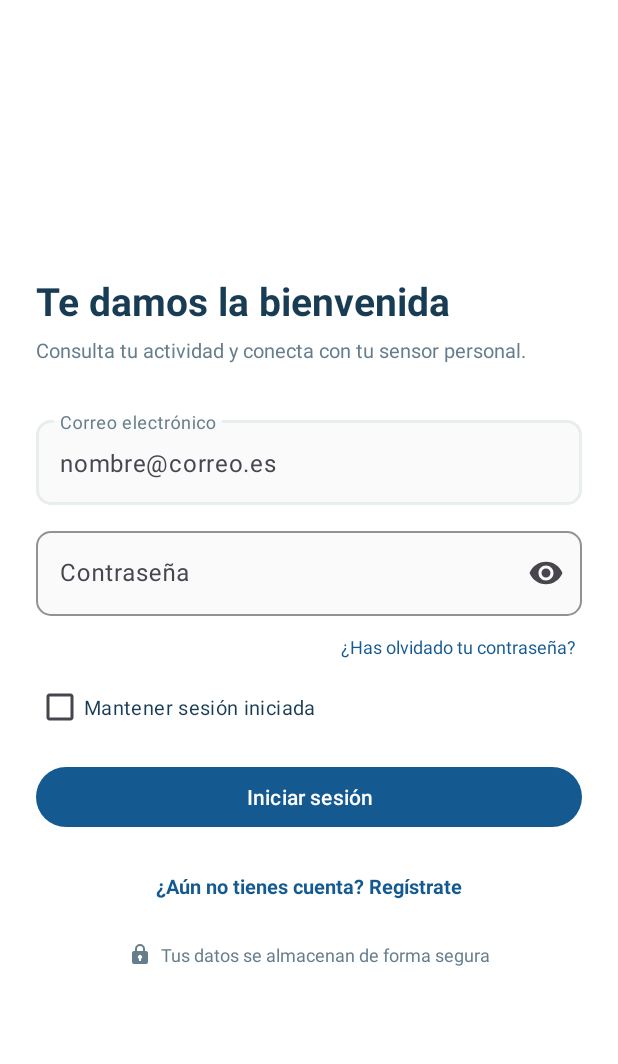
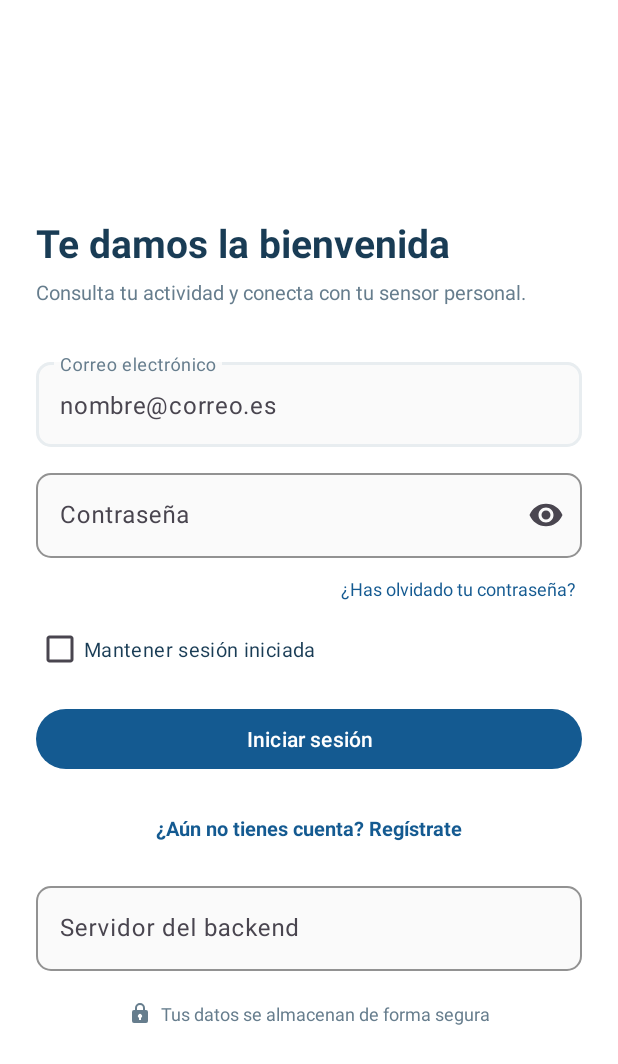
Before and after one commit to mari0807/Proyecto_De_Biometria_Grupo1_SHU, an Android app: the screen it shows after launch (LoginActivity), on a phone screen of 412 x 824 dp. Shown: the top 1064 px of the screen. Run offline under Robolectric (Android 15) with nearby library versions, the phone set to English and light mode, and no system bars.

Commit message:
login y registro app arreglado
La app no detectaba el servidor abierto, ahora sí, se puede inciar sesión y registrarse

```diff
--- a/android/app/build.gradle
+++ b/android/app/build.gradle
@@ -2,10 +2,12 @@ plugins {
     id 'com.android.application'
 }
 
-// URL base del backend (servidor/public/index.php).
-// Con el móvil físico en la misma WiFi se usa la IP local del PC.
-// Emulador: sustituir por http://10.0.2.2:8080
-def apiBase = "http://192.168.5.94:8080"
+// URL base por defecto del backend (servidor/public/index.php): vale para el
+// emulador con Apache en el puerto 80. Con un móvil físico cada uno escribe en
+// el campo "Servidor" del login la IP de SU PC (p. ej. http://192.168.0.200)
+// y la app la recuerda; no hace falta recompilar.
+// Con el servidor PHP integrado (php -S ...:8080) sería http://10.0.2.2:8080.
+def apiBase = "http://10.0.2.2"
 
 android {
     namespace 'com.grupo1.biometria'
--- a/android/app/src/main/java/com/grupo1/biometria/data/AuthRepositoryProvider.java
+++ b/android/app/src/main/java/com/grupo1/biometria/data/AuthRepositoryProvider.java
@@ -3,8 +3,6 @@ package com.grupo1.biometria.data;
 import android.content.Context;
 import android.os.Handler;
 import android.os.Looper;
-
-import com.grupo1.biometria.BuildConfig;
 
 import java.util.concurrent.ExecutorService;
 import java.util.concurrent.Executors;
@@ -17,6 +15,7 @@ import java.util.concurrent.Executors;
 public final class AuthRepositoryProvider {
 
     private static volatile AuthRepository instancia;
+    private static volatile String instanciaUrl;
 
     private AuthRepositoryProvider() {
     }
@@ -27,21 +26,24 @@ public final class AuthRepositoryProvider {
      * --------------------
      */
     public static AuthRepository obtener(Context contexto) {
-        if (instancia == null) {
+        // La URL base la decide el campo «Servidor» del login (UrlServidor):
+        // cada miembro del equipo apunta la app al backend de su propio PC
+        // sin recompilar. Si la URL cambia, se recrea el repositorio.
+        String urlBase = UrlServidor.url(contexto);
         synchronized (AuthRepositoryProvider.class) {
-                if (instancia == null) {
+            if (instancia == null || !urlBase.equals(instanciaUrl)) {
+                instanciaUrl = urlBase;
                 Context app = contexto.getApplicationContext();
                 Handler hiloPrincipal = new Handler(Looper.getMainLooper());
                 ExecutorService hiloRed = Executors.newSingleThreadExecutor();
 
                 instancia = new AuthRepositoryRemoto(
-                            new HttpClienteRest(BuildConfig.API_BASE),
+                        new HttpClienteRest(urlBase),
                         new SesionManager(new PreferenciasAlmacenSesion(app), System::currentTimeMillis),
                         hiloRed,
                         hiloPrincipal::post);
             }
         }
-        }
         return instancia;
     }
 }
--- /dev/null
+++ b/android/app/src/main/java/com/grupo1/biometria/data/UrlServidor.java
@@ -0,0 +1,57 @@
+package com.grupo1.biometria.data;
+
+import android.content.Context;
+import android.content.SharedPreferences;
+
+import com.grupo1.biometria.BuildConfig;
+
+/**
+ * URL base de la API, editable desde la pantalla de inicio de sesión.
+ *
+ * Cada miembro del equipo ejecuta el backend en su propio PC, así que la URL
+ * se guarda en SharedPreferences en lugar de fijarse solo al compilar: con el
+ * campo «Servidor» del login se apunta la app al backend de turno sin tener
+ * que recompilar la APK.
+ */
+public final class UrlServidor {
+
+    private static final String NOMBRE_FICHERO = "biometria_ajustes";
+    private static final String CLAVE_URL = "url_servidor";
+
+    private UrlServidor() {
+    }
+
+    /**
+     * --------------------
+     * --> url() --> base: Text
+     * --------------------
+     *
+     * Devuelve la URL guardada; si está vacía (nunca se ha escrito o se borró)
+     * cae en el valor por defecto del build (`BuildConfig.API_BASE`).
+     */
+    public static String url(Context contexto) {
+        SharedPreferences preferencias = contexto.getApplicationContext()
+                .getSharedPreferences(NOMBRE_FICHERO, Context.MODE_PRIVATE);
+        String guardada = preferencias.getString(CLAVE_URL, null);
+        if (guardada == null || guardada.trim().isEmpty()) {
+            return BuildConfig.API_BASE;
+        }
+        return guardada.trim();
+    }
+
+    /**
+     * --------------------
+     * base: Text --> guardar() -->
+     * --------------------
+     *
+     * Una cadena vacía hace volver al valor por defecto del build.
+     */
+    public static void guardar(Context contexto, String base) {
+        String limpia = base == null ? "" : base.trim();
+        contexto.getApplicationContext()
+                .getSharedPreferences(NOMBRE_FICHERO, Context.MODE_PRIVATE)
+                .edit()
+                .putString(CLAVE_URL, limpia)
+                .apply();
+    }
+}
--- a/android/app/src/main/java/com/grupo1/biometria/ui/LoginActivity.java
+++ b/android/app/src/main/java/com/grupo1/biometria/ui/LoginActivity.java
@@ -22,6 +22,7 @@ import com.grupo1.biometria.data.AuthRepository;
 import com.grupo1.biometria.data.AuthRepositoryProvider;
 import com.grupo1.biometria.data.EstadoAuth;
 import com.grupo1.biometria.data.RespuestaAuth;
+import com.grupo1.biometria.data.UrlServidor;
 import com.grupo1.biometria.util.Rol;
 import com.grupo1.biometria.util.Validador;
 
@@ -41,8 +42,10 @@ public class LoginActivity extends AppCompatActivity {
 
     private TextInputLayout inputEmail;
     private TextInputLayout inputPassword;
+    private TextInputLayout inputServidor;
     private TextInputEditText campoEmail;
     private TextInputEditText campoPassword;
+    private TextInputEditText campoServidor;
     private CheckBox checkMantenerSesion;
     private TextView textoError;
     private MaterialButton botonLogin;
@@ -70,10 +73,14 @@ public class LoginActivity extends AppCompatActivity {
 
         repositorio = AuthRepositoryProvider.obtener(this);
         vincularVistas();
+        campoServidor.setText(UrlServidor.url(this));
 
         botonLogin.setOnClickListener(v -> intentarInicioSesion());
-        findViewById(R.id.link_registro).setOnClickListener(v ->
-                lanzadorRegistro.launch(new Intent(this, RegisterActivity.class)));
+        findViewById(R.id.link_registro).setOnClickListener(v -> {
+            // El registro usa la misma URL de servidor: se guarda antes de navegar.
+            UrlServidor.guardar(this, texto(campoServidor));
+            lanzadorRegistro.launch(new Intent(this, RegisterActivity.class));
+        });
         findViewById(R.id.link_olvidar).setOnClickListener(v -> mostrarRecuperacion());
 
         // Sesión ya iniciada (y no caducada): se valida con el servidor y se entra.
@@ -110,6 +117,8 @@ public class LoginActivity extends AppCompatActivity {
         inputPassword = findViewById(R.id.input_password);
         campoEmail = findViewById(R.id.campo_email);
         campoPassword = findViewById(R.id.campo_password);
+        inputServidor = findViewById(R.id.input_servidor);
+        campoServidor = findViewById(R.id.campo_servidor);
         checkMantenerSesion = findViewById(R.id.check_mantener_sesion);
         textoError = findViewById(R.id.text_error_login);
         botonLogin = findViewById(R.id.btn_login);
@@ -158,6 +167,11 @@ public class LoginActivity extends AppCompatActivity {
         if (hayErrorDeCampo) {
             return;
         }
+
+        // La URL del servidor escrita se guarda y se usa para esta petición
+        // (y para el registro y la sesión); si cambió, el repositorio se recrea.
+        UrlServidor.guardar(this, texto(campoServidor));
+        repositorio = AuthRepositoryProvider.obtener(this);
 
         // Mientras el servidor responde, el botón queda deshabilitado.
         botonLogin.setEnabled(false);
--- a/android/app/src/main/res/layout/activity_login.xml
+++ b/android/app/src/main/res/layout/activity_login.xml
@@ -136,6 +136,33 @@
             android:textSize="13sp"
             android:textStyle="bold" />
 
+        <!-- Servidor del backend: cada miembro del equipo apunta la app al
+             backend que corre en su propio PC (misma WiFi). -->
+        <com.google.android.material.textfield.TextInputLayout
+            android:id="@+id/input_servidor"
+            style="@style/Widget.Material3.TextInputLayout.OutlinedBox"
+            android:layout_width="match_parent"
+            android:layout_height="wrap_content"
+            android:layout_marginTop="16dp"
+            android:hint="@string/hint_servidor"
+            app:boxBackgroundColor="@color/campo_fondo"
+            app:boxCornerRadiusBottomEnd="10dp"
+            app:boxCornerRadiusBottomStart="10dp"
+            app:boxCornerRadiusTopEnd="10dp"
+            app:boxCornerRadiusTopStart="10dp"
+            app:boxStrokeColor="@color/campo_borde"
+            app:hintTextColor="@color/muted"
+            app:placeholderText="@string/placeholder_servidor">
+
+            <com.google.android.material.textfield.TextInputEditText
+                android:id="@+id/campo_servidor"
+                android:layout_width="match_parent"
+                android:layout_height="wrap_content"
+                android:imeOptions="actionDone"
+                android:inputType="textUri"
+                android:maxLines="1" />
+        </com.google.android.material.textfield.TextInputLayout>
+
         <TextView
             android:layout_width="wrap_content"
             android:layout_height="wrap_content"
--- a/android/app/src/main/res/values/strings.xml
+++ b/android/app/src/main/res/values/strings.xml
@@ -21,6 +21,10 @@
     <string name="placeholder_nombre">Tu nombre</string>
     <string name="placeholder_apellidos">Tus apellidos</string>
     <string name="placeholder_password_registro">Ej. QueAire1!</string>
+
+    <!-- Servidor del backend: cada miembro del equipo usa la IP de su PC -->
+    <string name="hint_servidor">Servidor del backend</string>
+    <string name="placeholder_servidor">http://192.168.0.200</string>
 
     <!-- Botones y enlaces -->
     <string name="btn_login">Iniciar sesión</string>
--- a/android/gradle.properties
+++ b/android/gradle.properties
@@ -1,3 +1,6 @@
 org.gradle.jvmargs=-Xmx2048m -Dfile.encoding=UTF-8
 android.useAndroidX=true
 android.nonTransitiveRClass=true
+# La ruta del repo puede contener caracteres no ASCII (p. ej. "Biometría"):
+# sin esta opción AGP rechaza el proyecto en Windows.
+android.overridePathCheck=true
```
Also changed, not shown: 594 other files. Lines whose indentation alone changed are shown as unchanged.
